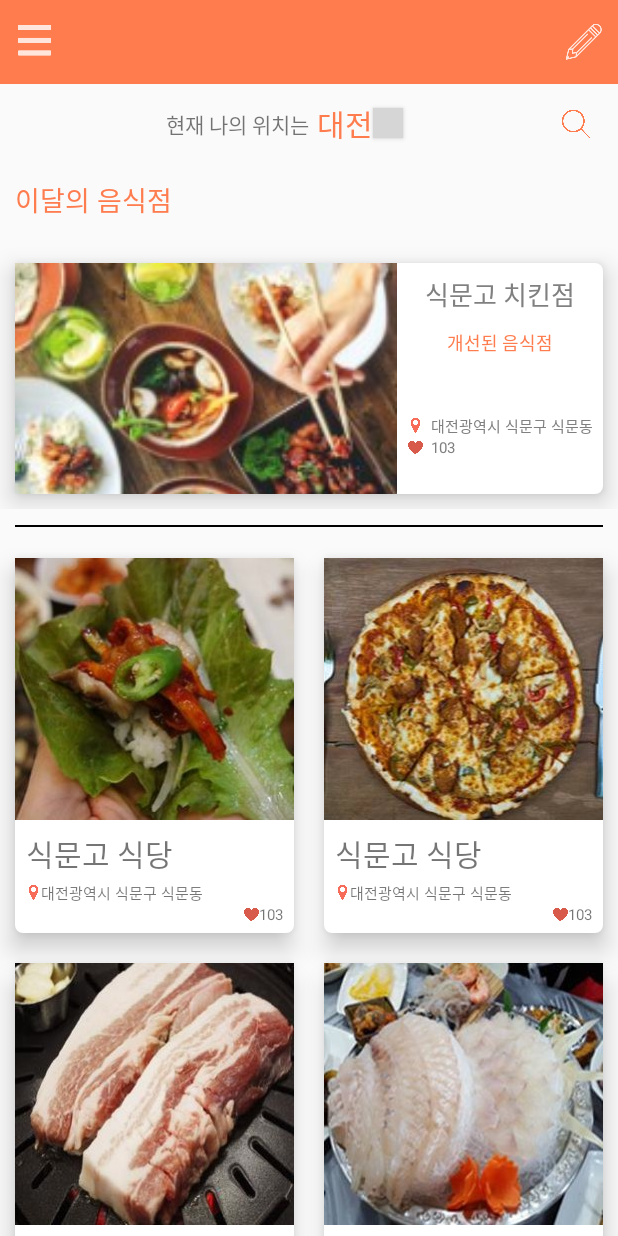
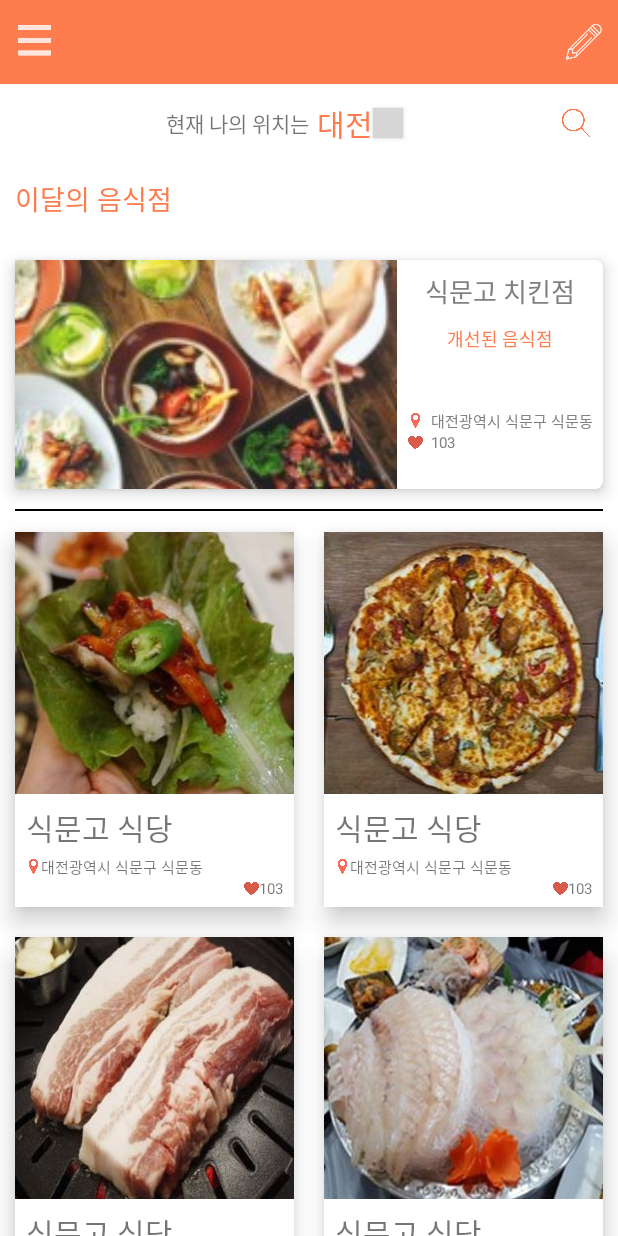
Before and after one commit to geni429/SigMunGo, an Android app: the Main screen opened directly, with no data from a screen before it, on a phone screen of 412 x 824 dp. Run offline under Robolectric (Android 15) with nearby library versions, the light colour scheme and no system bars; grey boxes are pictures that could not be loaded.

Commit message:
main 디자인 개선

```diff
--- a/SigMunGo/app/src/main/res/layout/main.xml
+++ b/SigMunGo/app/src/main/res/layout/main.xml
@@ -6,7 +6,7 @@
     android:layout_height="match_parent"
     android:weightSum="10">
     <include android:id="@+id/toolbar"
-        layout="@layout/main_actionbar" />
+        layout="@layout/main_toolbar" />
 
     <LinearLayout
         android:layout_width="match_parent"
@@ -69,7 +69,7 @@
         <android.support.v4.view.ViewPager
             android:id="@+id/main_pager"
             android:background="@drawable/main_recyclerview"
-            android:elevation="10dp"
+            android:elevation="6dp"
             android:layout_width="match_parent"
             android:layout_height="0dp"
             android:layout_weight="7"
@@ -77,24 +77,18 @@
             android:layout_marginLeft="10dp"
             android:layout_marginBottom="10dp"/>
     </LinearLayout>
-    <LinearLayout
-        android:orientation="vertical"
+    <View
         android:layout_width="match_parent"
-        android:layout_height="0dp"
-        android:layout_weight="0.3"
-        android:background="#00ffffff"
-        android:gravity="center_vertical|center_horizontal">
-        <View
-            android:layout_width="match_parent"
-            android:layout_height="1dp"
-            android:layout_marginLeft="10dp"
-            android:layout_marginRight="10dp"
-            android:background="@android:color/black" />
-    </LinearLayout>
+        android:layout_height="1dp"
+        android:layout_marginTop="3dp"
+        android:layout_marginBottom="4dp"
+        android:layout_marginLeft="10dp"
+        android:layout_marginRight="10dp"
+        android:background="@android:color/black" />
     <LinearLayout
         android:layout_width="match_parent"
         android:layout_height="0dp"
-        android:layout_weight="6">
+        android:layout_weight="6.3">
         <android.support.v7.widget.RecyclerView
             android:id="@+id/restaurants_info"
             android:layout_width="match_parent"
--- a/SigMunGo/app/src/main/res/values/styles.xml
+++ b/SigMunGo/app/src/main/res/values/styles.xml
@@ -20,6 +20,7 @@
         <item name="colorPrimary">@color/colorPrimary</item>
         <item name="colorPrimaryDark">#000000</item>
         <item name="colorAccent">#ff7c4e</item>
+        <item name="android:background">#ffffff</item>
     </style>
 
     <style name="AppTheme" parent="Theme.AppCompat.Light.DarkActionBar">
```
Also changed, not shown: SigMunGo/app/src/main/res/layout/main_toolbar.xml (renamed from SigMunGo/app/src/main/res/layout/main_actionbar.xml).
